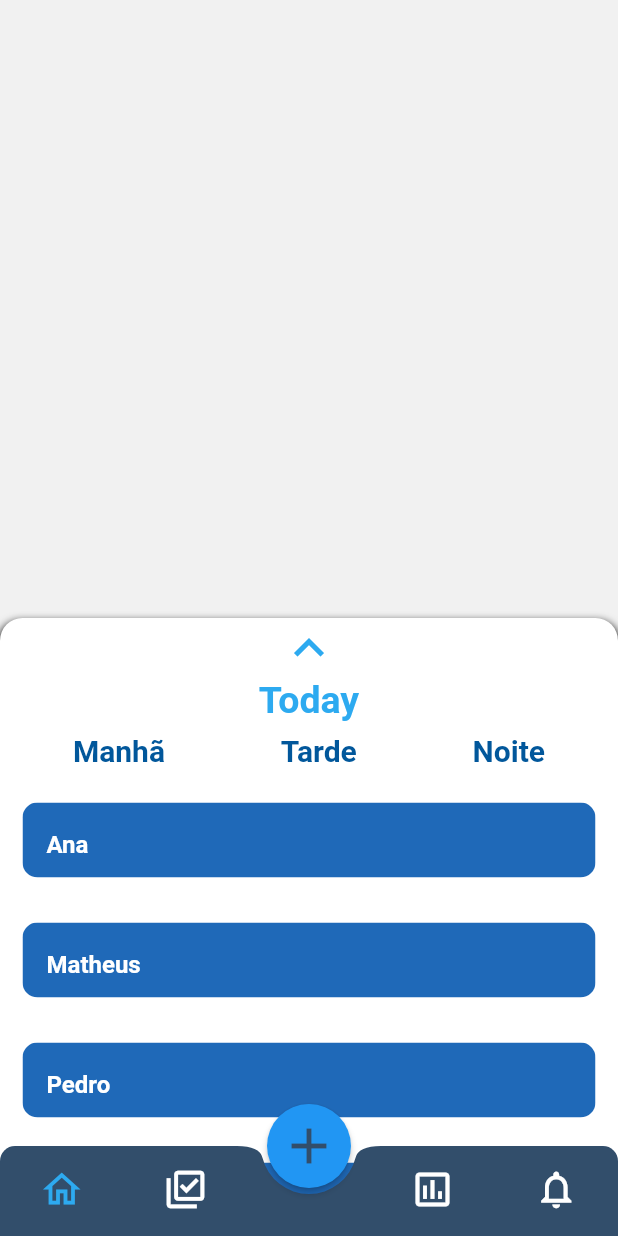
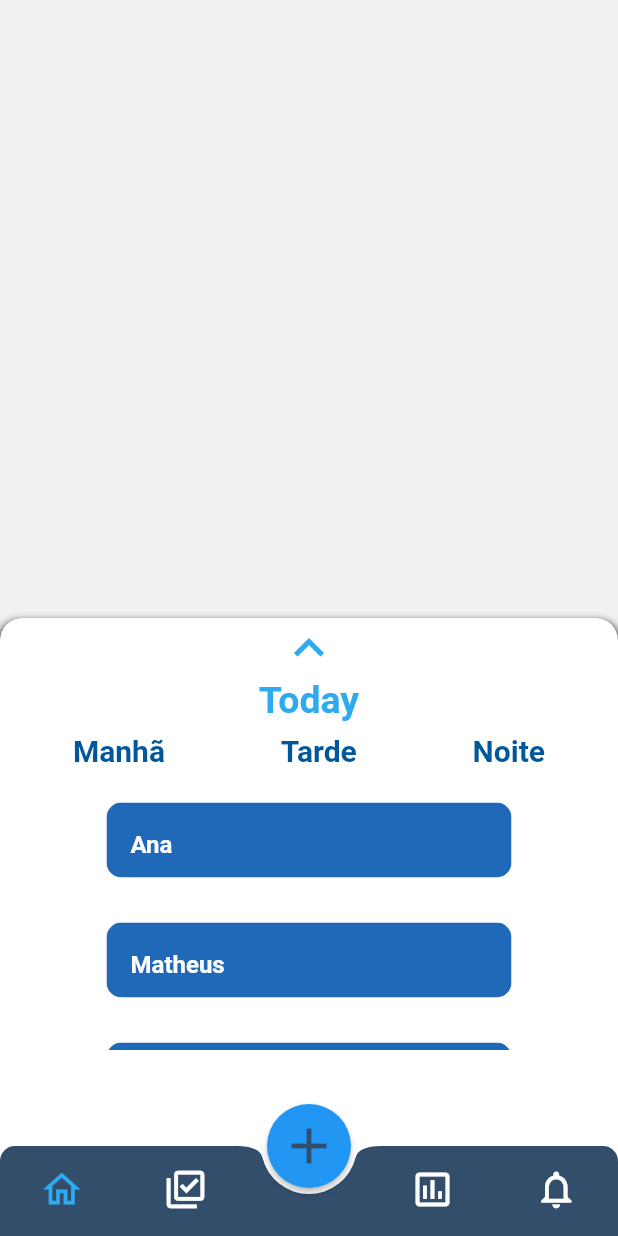
Before and after one commit to MatheusXavier15/Daily, a Flutter app: the screen it shows after launch, on a phone screen of 412 x 824 dp. Run offline on Flutter 3.47's test engine with Material 2 defaults, Android fonts, the light colour scheme and no system bars.

Commit message:
[refactor] Refatoração da listview e draggable scrollable sheet com conteudo dinamico

```diff
--- a/lib/main.dart
+++ b/lib/main.dart
@@ -2,7 +2,7 @@ import 'package:flutter/cupertino.dart';
 import 'package:flutter/material.dart';
 
 import 'constants.dart';
-import 'screens/home/homeScreen.dart';
+import 'screens/home/HomeScreen.dart';
 
 void main() {
   runApp(const Daily());
--- a/lib/screens/home/homeScreen.dart
+++ b/lib/screens/home/homeScreen.dart
@@ -1,11 +1,19 @@
 // ignore_for_file: file_names
-
 import 'package:daily/constants.dart';
 import 'package:flutter/cupertino.dart';
 import 'package:flutter/material.dart';
 
-class HomeScreen extends StatelessWidget {
-  HomeScreen({Key? key}) : super(key: key);
+import 'widgets/day-marks.dart';
+import 'widgets/list-item.dart';
+
+class HomeScreen extends StatefulWidget {
+  const HomeScreen({Key? key}) : super(key: key);
+
+  @override
+  State<HomeScreen> createState() => _HomeScreenState();
+}
+
+class _HomeScreenState extends State<HomeScreen> {
   final List<String> listItens = [
     "Ana",
     "Matheus",
@@ -20,12 +28,24 @@ class HomeScreen extends StatelessWidget {
     "Pedro",
     "João"
   ];
+  double scrollableSize = 180;
   @override
   Widget build(BuildContext context) {
     var screenSize = MediaQuery.of(context).size;
     return Stack(
       children: [
-        DraggableScrollableSheet(
+        NotificationListener<DraggableScrollableNotification>(
+          onNotification: (notification) {
+            setState(() {
+              if (notification.extent == 0.5) {
+                scrollableSize = 180;
+              } else {
+                scrollableSize = 500 * notification.extent;
+              }
+            });
+            return true;
+          },
+          child: DraggableScrollableSheet(
             initialChildSize: 0.5,
             maxChildSize: 0.8,
             minChildSize: 0.5,
@@ -61,105 +81,28 @@ class HomeScreen extends StatelessWidget {
                         ),
                       ],
                     ),
-                  Padding(
-                    padding:
-                        const EdgeInsets.symmetric(horizontal: 10, vertical: 8),
-                    child: Row(
-                      crossAxisAlignment: CrossAxisAlignment.center,
-                      mainAxisAlignment: MainAxisAlignment.spaceAround,
-                      children: const [
-                        Text(
-                          "Manhã",
-                          style: TextStyle(
-                            fontWeight: FontWeight.bold,
-                            color: deleteTile,
-                            fontSize: 20,
-                          ),
-                        ),
-                        Text(
-                          "Tarde",
-                          style: TextStyle(
-                            fontWeight: FontWeight.bold,
-                            color: deleteTile,
-                            fontSize: 20,
-                          ),
-                        ),
-                        Text(
-                          "Noite",
-                          style: TextStyle(
-                            fontWeight: FontWeight.bold,
-                            color: deleteTile,
-                            fontSize: 20,
-                          ),
-                        ),
+                    const DayMarks(),
+                    LayoutBuilder(builder: (context, constraints) {
+                      return AnimatedContainer(
+                        duration: const Duration(milliseconds: 10),
+                        width: 300,
+                        height: scrollableSize,
+                        child: Flex(
+                          direction: Axis.vertical,
+                          children: [
+                            ListItem(
+                              listItens: listItens,
+                              scrollController: scrollController,
+                            )
                           ],
                         ),
-                  ),
-                  Expanded(
-                    child: ListView.builder(
-                      controller: scrollController,
-                      itemCount: listItens.length,
-                      itemBuilder: (context, index) {
-                        final item = listItens[index];
-                        return Padding(
-                          padding: const EdgeInsets.all(15.0),
-                          child: ClipRRect(
-                            borderRadius: BorderRadius.circular(10.0),
-                            child: Dismissible(
-                              background: Container(
-                                decoration: const BoxDecoration(
-                                    color: selectedBottomIcon),
-                                width: screenSize.width * 0.9,
-                                child: const Padding(
-                                  padding: EdgeInsets.all(8.0),
-                                  child: Icon(
-                                    Icons.done_outlined,
-                                    size: 30,
-                                    color: deleteTile,
-                                  ),
-                                ),
-                                alignment: Alignment.centerLeft,
-                              ),
-                              secondaryBackground: Container(
-                                decoration:
-                                    const BoxDecoration(color: deleteTile),
-                                width: screenSize.width * 0.9,
-                                child: const Padding(
-                                  padding: EdgeInsets.all(8.0),
-                                  child: Icon(
-                                    Icons.delete_outline_outlined,
-                                    size: 30,
-                                    color: selectedBottomIcon,
-                                  ),
-                                ),
-                                alignment: Alignment.centerRight,
-                              ),
-                              onDismissed: (direction) {},
-                              key: Key(item),
-                              child: Container(
-                                decoration:
-                                    const BoxDecoration(color: listColor),
-                                width: screenSize.width * 1,
-                                height: 50,
-                                child: ListTile(
-                                  title: Text(
-                                    listItens[index],
-                                    style: const TextStyle(
-                                        color: Colors.white,
-                                        fontWeight: FontWeight.bold),
-                                  ),
-                                ),
-                              ),
-                            ),
+                      );
+                    }),
+                  ],
                 ),
               );
             },
           ),
-                  ),
-                ],
-              ),
-            );
-          },
         ),
         Container(),
       ],
--- /dev/null
+++ b/lib/screens/home/widgets/day-marks.dart
@@ -0,0 +1,47 @@
+// ignore_for_file: file_names
+
+import 'package:flutter/material.dart';
+import '../../../constants.dart';
+
+class DayMarks extends StatelessWidget {
+  const DayMarks({
+    Key? key,
+  }) : super(key: key);
+
+  @override
+  Widget build(BuildContext context) {
+    return Padding(
+      padding: const EdgeInsets.symmetric(horizontal: 10, vertical: 8),
+      child: Row(
+        crossAxisAlignment: CrossAxisAlignment.center,
+        mainAxisAlignment: MainAxisAlignment.spaceAround,
+        children: const [
+          Text(
+            "Manhã",
+            style: TextStyle(
+              fontWeight: FontWeight.bold,
+              color: deleteTile,
+              fontSize: 20,
+            ),
+          ),
+          Text(
+            "Tarde",
+            style: TextStyle(
+              fontWeight: FontWeight.bold,
+              color: deleteTile,
+              fontSize: 20,
+            ),
+          ),
+          Text(
+            "Noite",
+            style: TextStyle(
+              fontWeight: FontWeight.bold,
+              color: deleteTile,
+              fontSize: 20,
+            ),
+          ),
+        ],
+      ),
+    );
+  }
+}
--- /dev/null
+++ b/lib/screens/home/widgets/list-item.dart
@@ -0,0 +1,85 @@
+// ignore_for_file: file_names
+import 'package:flutter/material.dart';
+import '../../../constants.dart';
+
+class ListItem extends StatelessWidget {
+  const ListItem({
+    Key? key,
+    required this.listItens,
+    required this.scrollController,
+  }) : super(key: key);
+
+  final List<String> listItens;
+  final ScrollController scrollController;
+
+  @override
+  Widget build(BuildContext context) {
+    return Expanded(
+      child: ListView.builder(
+        controller: scrollController,
+        itemCount: listItens.length,
+        itemBuilder: (context, index) {
+          final item = listItens[index];
+          return Padding(
+            padding: const EdgeInsets.all(15.0),
+            child: ClipRRect(
+              borderRadius: BorderRadius.circular(10.0),
+              child: Dismissible(
+                /*
+                @background: Responsável pelo swipe esquerdo do listTile
+                */
+                background: Container(
+                  decoration: const BoxDecoration(color: selectedBottomIcon),
+                  child: const Padding(
+                    padding: EdgeInsets.all(8.0),
+                    child: Icon(
+                      Icons.done_outlined,
+                      size: 30,
+                      color: deleteTile,
+                    ),
+                  ),
+                  alignment: Alignment.centerLeft,
+                ),
+                /*
+                @secondaryBackground: Responsável pelo swipe direito do listTile
+                */
+                secondaryBackground: Container(
+                  decoration: const BoxDecoration(color: deleteTile),
+                  child: const Padding(
+                    padding: EdgeInsets.all(8.0),
+                    child: Icon(
+                      Icons.delete_outline_outlined,
+                      size: 30,
+                      color: selectedBottomIcon,
+                    ),
+                  ),
+                  alignment: Alignment.centerRight,
+                ),
+                /*
+                @onDismissed: Function que executa uma ação ao executar um dismiss.
+                @Params: direction - Direção que o swipe foi realizado
+                */
+                onDismissed: (direction) {},
+                /*
+                @key: Alvo do dismiss
+                */
+                key: Key(item),
+                child: Container(
+                  decoration: const BoxDecoration(color: listColor),
+                  height: 50,
+                  child: ListTile(
+                    title: Text(
+                      listItens[index],
+                      style: const TextStyle(
+                          color: Colors.white, fontWeight: FontWeight.bold),
+                    ),
+                  ),
+                ),
+              ),
+            ),
+          );
+        },
+      ),
+    );
+  }
+}
--- /dev/null
+++ b/lib/screens/home/widgets/searchbar.dart
@@ -0,0 +1,15 @@
+import 'package:flutter/material.dart';
+
+class SearchBar extends StatefulWidget {
+  const SearchBar({Key? key}) : super(key: key);
+
+  @override
+  _SearchBarState createState() => _SearchBarState();
+}
+
+class _SearchBarState extends State<SearchBar> {
+  @override
+  Widget build(BuildContext context) {
+    return Container();
+  }
+}
```
Lines whose indentation alone changed are shown as unchanged.
